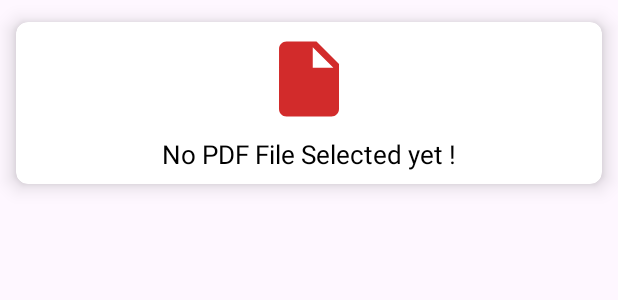
After one commit to CodingSTUFF070/PDF-Firebase-App, an Android app: the layout each_pdf_item.xml on its own in the app's theme, with its tools: preview values and no code run, on a phone screen of 412 x 824 dp. The commit adds this screen. Shown: the top 300 px of the screen. Run offline under Robolectric (Android 15) with nearby library versions, the phone set to English and light mode, and no system bars.

Commit message:
Retrieving Pdf files from realtime db

```diff
--- a/app/src/main/AndroidManifest.xml
+++ b/app/src/main/AndroidManifest.xml
@@ -13,6 +13,12 @@
         android:theme="@style/Theme.PdfFirebaseApp"
         tools:targetApi="31">
         <activity
+            android:name=".PdfViewerActivity"
+            android:exported="false" />
+        <activity
+            android:name=".AllPdfsActivity"
+            android:exported="false" />
+        <activity
             android:name=".MainActivity"
             android:exported="true">
             <intent-filter>
--- a/app/src/main/java/com/example/pdffirebaseapp/MainActivity.kt
+++ b/app/src/main/java/com/example/pdffirebaseapp/MainActivity.kt
@@ -1,5 +1,6 @@
 package com.example.pdffirebaseapp
 
+import android.content.Intent
 import android.net.Uri
 import android.os.Bundle
 import android.view.View
@@ -14,6 +15,7 @@ import com.google.firebase.storage.FirebaseStorage
 import com.google.firebase.storage.StorageReference
 
 class MainActivity : AppCompatActivity() {
+
 
     private lateinit var binding: ActivityMainBinding
     private var pdfFileUri: Uri? = null
@@ -47,6 +49,10 @@ class MainActivity : AppCompatActivity() {
             } else {
                 Toast.makeText(this, "Please select pdf first", Toast.LENGTH_SHORT).show()
             }
+        }
+        binding.showAllBtn.setOnClickListener {
+            val intent = Intent(this, AllPdfsActivity::class.java)
+            startActivity(intent)
         }
     }
 
--- /dev/null
+++ b/app/src/main/res/drawable/baseline_insert_drive_file_24.xml
@@ -0,0 +1,5 @@
+<vector android:autoMirrored="true" android:height="24dp"
+    android:tint="@color/white" android:viewportHeight="24"
+    android:viewportWidth="24" android:width="24dp" xmlns:android="http://schemas.android.com/apk/res/android">
+    <path android:fillColor="@android:color/white" android:pathData="M6,2c-1.1,0 -1.99,0.9 -1.99,2L4,20c0,1.1 0.89,2 1.99,2L18,22c1.1,0 2,-0.9 2,-2L20,8l-6,-6L6,2zM13,9L13,3.5L18.5,9L13,9z"/>
+</vector>
--- /dev/null
+++ b/app/src/main/res/layout/each_pdf_item.xml
@@ -0,0 +1,46 @@
+<?xml version="1.0" encoding="utf-8"?>
+<com.google.android.material.card.MaterialCardView xmlns:android="http://schemas.android.com/apk/res/android"
+    android:layout_width="match_parent"
+    android:layout_height="wrap_content"
+    xmlns:app="http://schemas.android.com/apk/res-auto"
+    app:cardCornerRadius="8dp"
+    app:cardElevation="8dp"
+    app:cardUseCompatPadding="true"
+    app:strokeWidth="0dp"
+    app:cardBackgroundColor="@color/white">
+
+    <androidx.constraintlayout.widget.ConstraintLayout
+        android:layout_width="match_parent"
+        android:layout_height="wrap_content"
+        android:paddingVertical="8dp">
+
+        <ImageView
+            android:id="@+id/imageView"
+            android:layout_width="60dp"
+            android:layout_height="60dp"
+            android:src="@drawable/baseline_insert_drive_file_24"
+            app:tint="@color/red"
+            app:layout_constraintEnd_toEndOf="parent"
+            app:layout_constraintHorizontal_bias="0.5"
+            app:layout_constraintStart_toStartOf="parent"
+            app:layout_constraintTop_toTopOf="parent"/>
+
+        <TextView
+            android:id="@+id/fileName"
+            android:layout_width="wrap_content"
+            android:layout_height="wrap_content"
+            android:layout_marginTop="8dp"
+            android:paddingHorizontal="24dp"
+            android:text="@string/no_pdf_file_selected_yet"
+            android:maxLines="2"
+            android:ellipsize="end"
+            android:textColor="@color/black"
+            android:textSize="17sp"
+            app:layout_constraintEnd_toEndOf="@+id/imageView"
+            app:layout_constraintStart_toStartOf="@+id/imageView"
+            app:layout_constraintTop_toBottomOf="@+id/imageView" />
+
+    </androidx.constraintlayout.widget.ConstraintLayout>
+
+
+</com.google.android.material.card.MaterialCardView>
```
Also changed, not shown: app/src/main/java/com/example/pdffirebaseapp/AllPdfsActivity.kt (added, +73 -0 lines), app/src/main/java/com/example/pdffirebaseapp/PdfFilesAdapter.kt (added, +47 -0 lines), app/src/main/java/com/example/pdffirebaseapp/PdfViewerActivity.kt (added, +11 -0 lines), app/src/main/res/layout/activity_all_pdfs.xml (added, +33 -0 lines), app/src/main/res/layout/activity_pdf_viewer.xml (added, +9 -0 lines).
